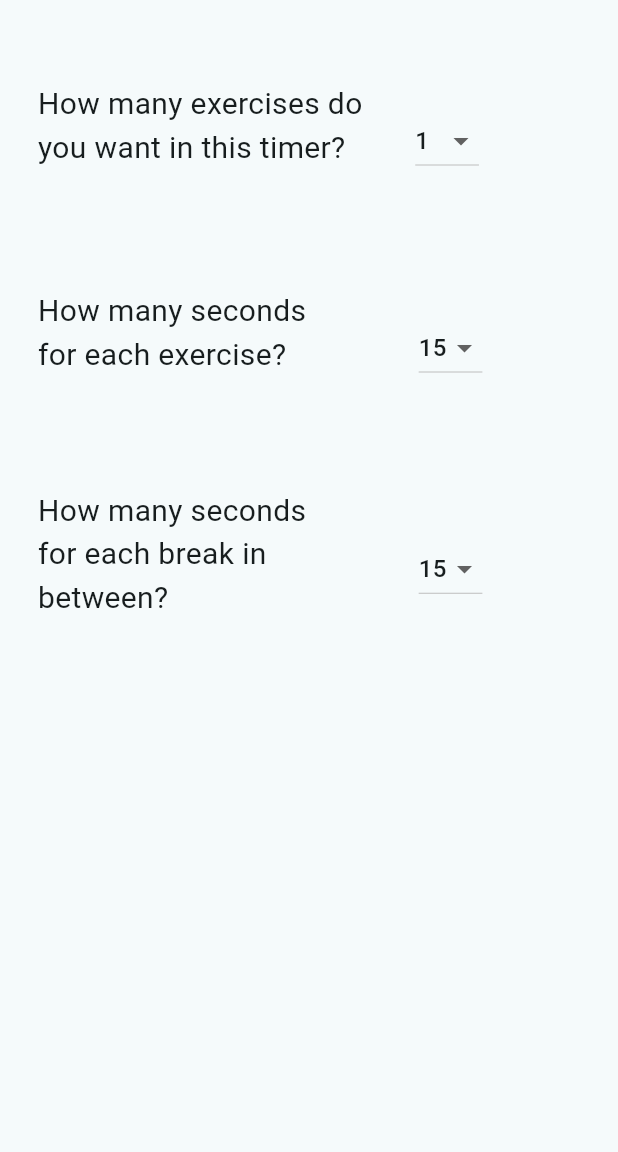
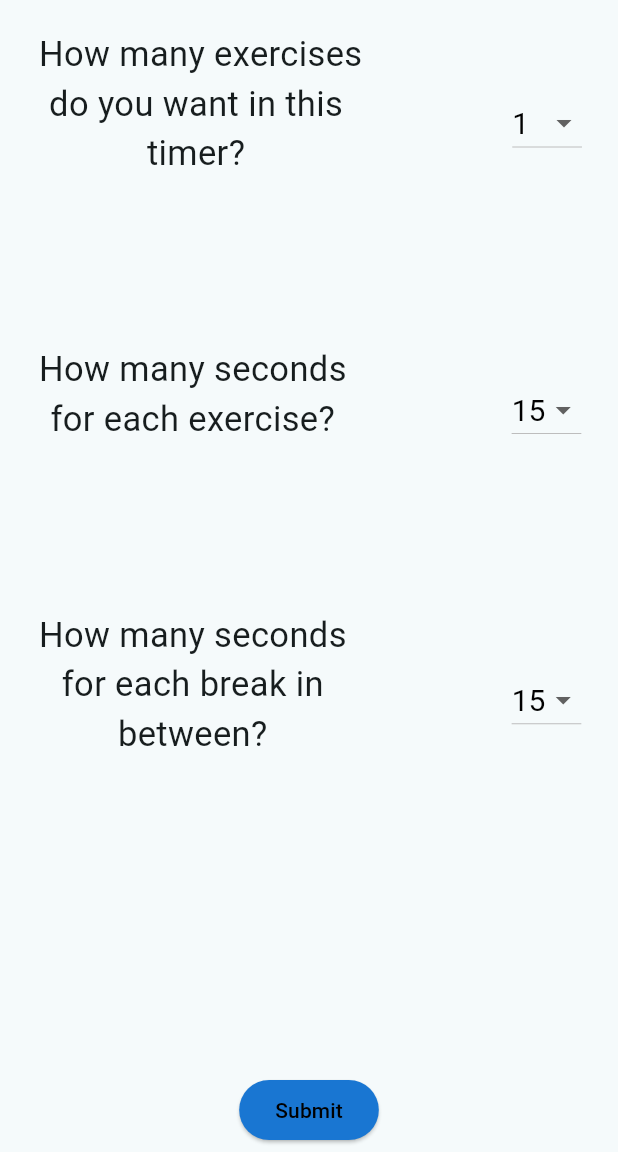
Before and after one commit to palomaresendiz/Workout-Timer, a Flutter app: the AddTimerPage screen opened directly, on a phone screen of 412 x 824 dp, the part 84-1236 px from its top. Run offline on Flutter 3.47's test engine with Material 3 defaults, Android fonts, the phone set to English and light mode, and no system bars.

Commit message:
added functioning submit button

```diff
--- a/lib/add_timer_page.dart
+++ b/lib/add_timer_page.dart
@@ -1,4 +1,5 @@
 import 'package:flutter/material.dart';
+import 'package:stretch_timer/timer_page.dart';
 
 class AddTimerPage extends StatelessWidget {
   const AddTimerPage({Key? key, required this.title}) : super(key: key);
@@ -7,30 +8,31 @@ class AddTimerPage extends StatelessWidget {
   Widget build(BuildContext context) {
     return Scaffold(
       appBar: AppBar(
-        backgroundColor:Color(0xFF1976D2),
+        backgroundColor:const Color(0xFF1976D2),
         title: const Text('Add a Workout Timer'),
       ),
-      body: const Center(
+      body: Center(
         child: Padding(
-          padding: EdgeInsets.only(left: 20, right: 20),
+          padding: const EdgeInsets.only(left: 20, right: 20),
           child: Column(
             children: <Widget>[
-              Padding(padding: EdgeInsets.only(bottom: 50)),
-              Row(
+              const Padding(padding: EdgeInsets.only(bottom: 20)),
+              const Row(
                 children: [
                   Column(
                     mainAxisAlignment: MainAxisAlignment.center,
                     crossAxisAlignment: CrossAxisAlignment.center,
                     children: <Widget>[
-                      Text(' How many exercises do \n you want in this timer?',
+                      Text(' How many exercises\ndo you want in this\ntimer?',
+                        textAlign: TextAlign.center,
                         style: TextStyle(
-                        fontSize: 20
+                          fontSize: 23
                         ),
                       ),
                     ],
                   ),
                   Padding(
-                    padding: EdgeInsets.only(left: 30),
+                    padding: EdgeInsets.only(left: 100),
                     child: Column(
                       mainAxisAlignment: MainAxisAlignment.center,
                       crossAxisAlignment: CrossAxisAlignment.end,
@@ -41,22 +43,23 @@ class AddTimerPage extends StatelessWidget {
                   )
                 ]
               ),
-              Padding(padding: EdgeInsets.only(top: 20, bottom: 50)),
-              Row(
+              const Padding(padding: EdgeInsets.only(top: 20, bottom: 90)),
+              const Row(
                 children: [
                   Column(
                   mainAxisAlignment: MainAxisAlignment.center,
                   crossAxisAlignment: CrossAxisAlignment.center,
                   children: <Widget>[
                     Text(' How many seconds\n for each exercise?',
+                      textAlign: TextAlign.center,
                       style: TextStyle(
-                      fontSize: 20
+                        fontSize: 23
                       ),
                     ),
                   ],
                   ),
                   Padding(
-                    padding: EdgeInsets.only(left: 75),
+                    padding: EdgeInsets.only(left: 110),
                     child: Column(
                       mainAxisAlignment: MainAxisAlignment.center,
                       crossAxisAlignment: CrossAxisAlignment.end,
@@ -67,22 +70,23 @@ class AddTimerPage extends StatelessWidget {
                   )
                 ]
               ),
-              Padding(padding: EdgeInsets.only(top: 20, bottom: 50)),
-              Row(
+              const Padding(padding: EdgeInsets.only(top: 20, bottom: 90)),
+              const Row(
                 children: [
                   Column(
                     mainAxisAlignment: MainAxisAlignment.center,
                     crossAxisAlignment: CrossAxisAlignment.center,
                     children: <Widget>[
                       Text(' How many seconds\n for each break in \n between?',
+                        textAlign: TextAlign.center,
                         style: TextStyle(
-                        fontSize: 20
+                          fontSize: 23
                         ),
                       ),
                     ],
                   ),
                   Padding(
-                    padding: EdgeInsets.only(left: 75),
+                    padding: EdgeInsets.only(left: 110),
                     child: Column(
                       mainAxisAlignment: MainAxisAlignment.center,
                       crossAxisAlignment: CrossAxisAlignment.end,
@@ -94,7 +98,24 @@ class AddTimerPage extends StatelessWidget {
                 ]
               ),
               Row(
-                //SUBMIT/OK BUTTON HERE
+                mainAxisAlignment: MainAxisAlignment.center,
+                crossAxisAlignment: CrossAxisAlignment.center,
+                children: [
+                  Padding(padding: const EdgeInsets.only(top: 210),
+                    child: ElevatedButton(
+                      style: ElevatedButton.styleFrom(
+                        backgroundColor: const Color(0xFF1976D2),
+                      ),
+                      onPressed: () {
+                        Navigator.push(context, MaterialPageRoute(builder: (context) {
+                        return const TimerPage(title: 'ThirdPage');
+                        }));
+                      },
+                      child: const Text('Submit',
+                      style: TextStyle(color: Colors.black)),
+                    ),
+                  ),
+                ]
               ),
             ],
           )
@@ -119,8 +140,12 @@ class _NumExercisesDropdownMenuState extends State<NumExercisesDropdownMenu> {
     return Column(
       mainAxisAlignment: MainAxisAlignment.center,
       children: [
-        const SizedBox(height: 20),
+        const SizedBox(height: 25, width: 25),
         DropdownButton<int>(
+          style: const TextStyle(
+            color: Colors.black,
+            fontSize: 20
+          ),
           value: numExercies,
           items: List.generate(20, (index) {
             return DropdownMenuItem<int>(
@@ -156,6 +181,10 @@ class _SecondsExerciseDropdownMenuState extends State<SecondsExerciseDropdownMen
       children: [
         const SizedBox(height: 20),
         DropdownButton<int>(
+          style: const TextStyle(
+            color: Colors.black,
+            fontSize: 20
+          ),
           value: secondsExercise,
           items: [15, 30, 45, 60].map((int seconds) {
             return DropdownMenuItem<int>(
@@ -191,6 +220,10 @@ class _SecondsBreakDropdownMenuState extends State<SecondsBreakDropdownMenu> {
       children: [
         const SizedBox(height: 20),
         DropdownButton<int>(
+          style: const TextStyle(
+            color: Colors.black,
+            fontSize: 20
+          ),
           value: secondsBreak,
           items: [15, 30, 45, 60].map((int seconds) {
             return DropdownMenuItem<int>(
--- /dev/null
+++ b/lib/timer_page.dart
@@ -0,0 +1,18 @@
+import 'package:flutter/material.dart';
+
+class TimerPage extends StatelessWidget {
+  const TimerPage({Key? key, required this.title}) : super(key: key);
+  final String title;
+  @override
+  Widget build(BuildContext context) {
+    return const Scaffold(
+      body: Center(
+        child: Column(
+          children: <Widget>[
+            Text('Timer Page Here')
+          ],
+        )
+      ),
+    );
+  }
+}
```
